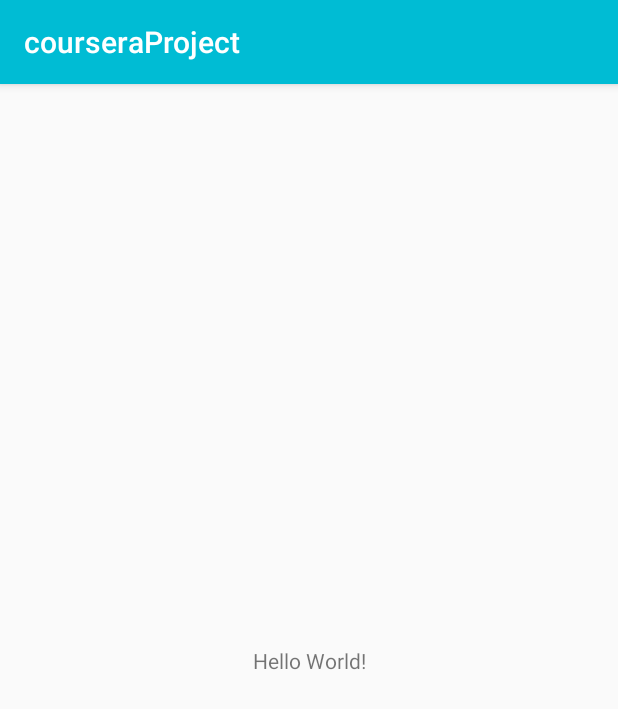
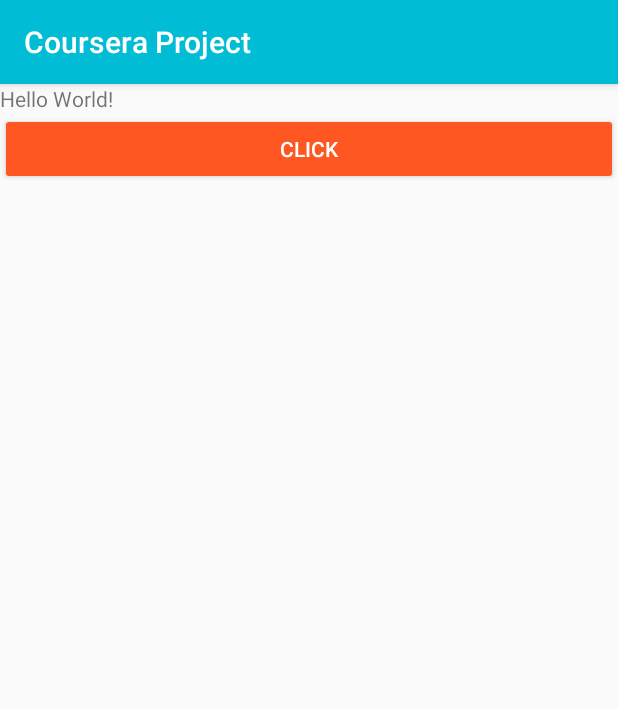
Before and after one commit to Rod20/courseraAndroidProject, an Android app: the screen it shows after launch (MainActivity), on a phone screen of 412 x 824 dp. Shown: the top 709 px of the screen. Run offline under Robolectric (Android 15) with nearby library versions, the phone set to English and light mode, and no system bars.

Commit message:
Add RaisedButton

```diff
--- a/app/src/main/res/layout/activity_main.xml
+++ b/app/src/main/res/layout/activity_main.xml
@@ -1,5 +1,5 @@
 <?xml version="1.0" encoding="utf-8"?>
-<androidx.constraintlayout.widget.ConstraintLayout
+<RelativeLayout
     xmlns:android="http://schemas.android.com/apk/res/android"
     xmlns:tools="http://schemas.android.com/tools"
     xmlns:app="http://schemas.android.com/apk/res-auto"
@@ -8,12 +8,18 @@
     tools:context=".MainActivity">
 
     <TextView
+        android:id="@+id/tvTitle"
         android:layout_width="wrap_content"
         android:layout_height="wrap_content"
-        android:text="Hello World!"
-        app:layout_constraintBottom_toBottomOf="parent"
-        app:layout_constraintLeft_toLeftOf="parent"
-        app:layout_constraintRight_toRightOf="parent"
-        app:layout_constraintTop_toTopOf="parent" />
+        android:text="@string/text_title"/>
 
-</androidx.constraintlayout.widget.ConstraintLayout>
+    <Button
+        android:id="@+id/btnMyButton"
+        android:layout_width="match_parent"
+        android:layout_height="wrap_content"
+        android:layout_below="@+id/tvTitle"
+        android:text="@string/txt_btn_click"
+        android:theme="@style/MyButtonRaised"
+        />
+
+</RelativeLayout>
--- a/app/src/main/res/values/colors.xml
+++ b/app/src/main/res/values/colors.xml
@@ -7,4 +7,6 @@
     <color name="dividerColor">#BDBDBD</color>
     <color name="primaryText">#212121</color>
     <color name="secondaryText">#757575</color>
+    <color name="whiteColor">#ffffff</color>
+    <color name="darkColor">#000000</color>
 </resources>
--- a/app/src/main/res/values/strings.xml
+++ b/app/src/main/res/values/strings.xml
@@ -1,3 +1,5 @@
 <resources>
-    <string name="app_name">courseraProject</string>
+    <string name="app_name">Coursera Project</string>
+    <string name="txt_btn_click">Click</string>
+    <string name="text_title">Hello World!</string>
 </resources>
--- a/app/src/main/res/values/styles.xml
+++ b/app/src/main/res/values/styles.xml
@@ -8,4 +8,9 @@
         <item name="colorAccent">@color/colorAccent</item>
     </style>
 
+    <style name="MyButtonRaised" parent="Theme.AppCompat.Light">
+        <item name="colorButtonNormal">@color/colorAccent</item>
+        <item name="colorControlHighlight">@color/whiteColor</item>
+        <item name="android:textColor">@color/whiteColor</item>
+    </style>
 </resources>
```
Also changed, not shown: 1 other file.
